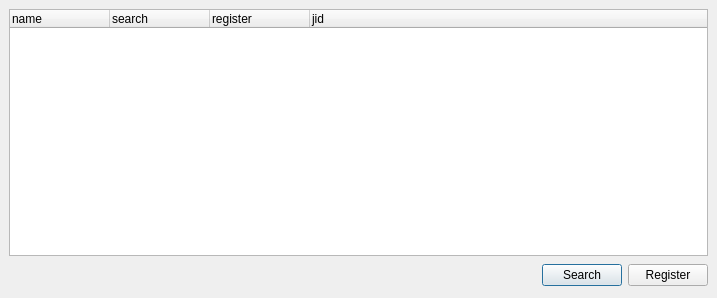
Qt form widgets/servicediscovery.ui (xmpp-graveyard/jabbim) before a commit.
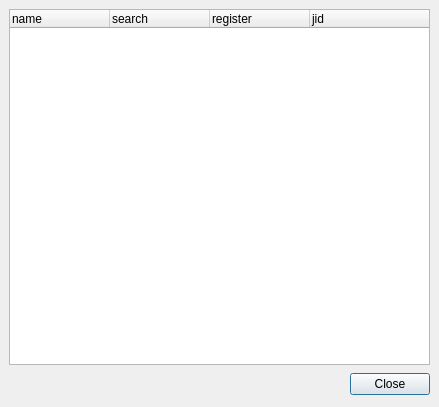
The same form after that commit.

```diff
--- a/widgets/servicediscovery.ui
+++ b/widgets/servicediscovery.ui
@@ -5,8 +5,8 @@
    <rect>
     <x>0</x>
     <y>0</y>
-    <width>717</width>
-    <height>298</height>
+    <width>439</width>
+    <height>407</height>
    </rect>
   </property>
   <property name="windowTitle" >
@@ -19,6 +19,13 @@
    <property name="spacing" >
     <number>6</number>
    </property>
+   <item row="1" column="1" >
+    <widget class="QPushButton" name="close" >
+     <property name="text" >
+      <string>Close</string>
+     </property>
+    </widget>
+   </item>
    <item row="1" column="0" >
     <spacer>
      <property name="orientation" >
@@ -26,20 +33,13 @@
      </property>
      <property name="sizeHint" >
       <size>
-       <width>181</width>
+       <width>621</width>
        <height>27</height>
       </size>
      </property>
     </spacer>
    </item>
-   <item row="1" column="1" >
-    <widget class="QPushButton" name="search" >
-     <property name="text" >
-      <string>Search</string>
-     </property>
-    </widget>
-   </item>
-   <item row="0" column="0" colspan="3" >
+   <item row="0" column="0" colspan="2" >
     <widget class="QTreeWidget" name="tree" >
      <property name="iconSize" >
       <size>
@@ -69,13 +69,6 @@
      </column>
     </widget>
    </item>
-   <item row="1" column="2" >
-    <widget class="QPushButton" name="register" >
-     <property name="text" >
-      <string>Register</string>
-     </property>
-    </widget>
-   </item>
   </layout>
  </widget>
  <resources/>
```
Left out of the diff: 19 changed lines with no effect on the pictures.
